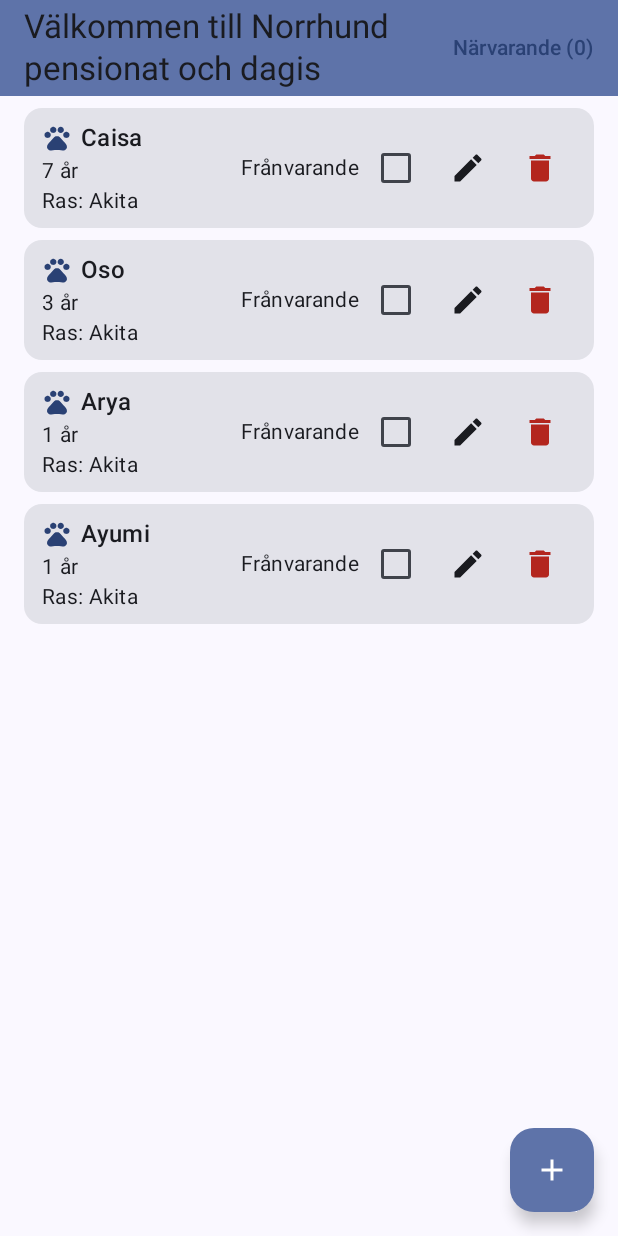
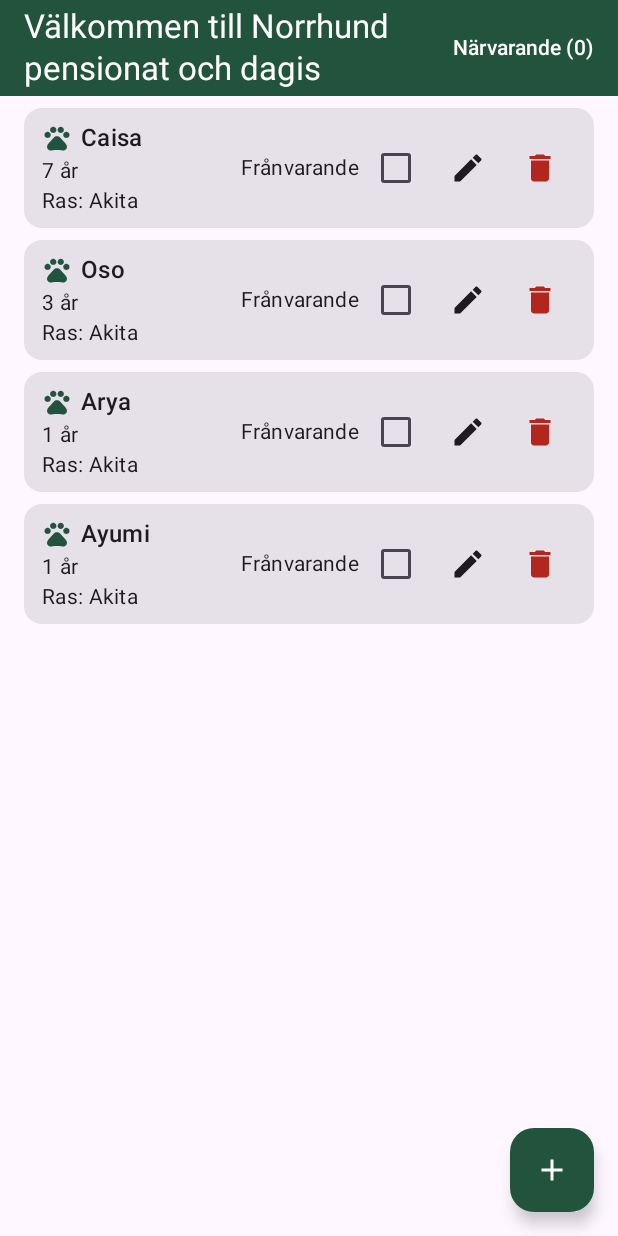
Before and after one commit to CaisaChristine/Norrhund, an Android app built with Jetpack Compose: the screen it shows after launch (MainActivity), on a phone screen of 412 x 824 dp. Run offline under Robolectric (Android 15) with nearby library versions, the phone set to English and light mode, and no system bars.

Commit message:
changed the color of topAppBar in dark and light mode

```diff
--- a/app/src/main/java/com/example/norrhund/MainActivity.kt
+++ b/app/src/main/java/com/example/norrhund/MainActivity.kt
@@ -376,12 +376,18 @@ fun DogViewScreen(viewModel: DogListViewModel = viewModel()) {
             TopAppBar(
                 title = { Text("Välkommen till Norrhund pensionat och dagis") },
                 actions = {
-                    TextButton(onClick = { showCheckedInDialog = true }) {
+                    TextButton(
+                        onClick = { showCheckedInDialog = true },
+                        colors = ButtonDefaults.textButtonColors(
+                            contentColor = MaterialTheme.colorScheme.onPrimaryContainer
+                        )
+                        ) {
                         Text("Närvarande ($checkedInCount)")
                     }
                 },
                 colors = TopAppBarDefaults.topAppBarColors(
-                    containerColor = MaterialTheme.colorScheme.primaryContainer
+                    containerColor = MaterialTheme.colorScheme.primaryContainer,
+                    titleContentColor = MaterialTheme.colorScheme.onPrimaryContainer
                 )
             )
         },
--- a/app/src/main/java/com/example/norrhund/ui/theme/Color.kt
+++ b/app/src/main/java/com/example/norrhund/ui/theme/Color.kt
@@ -1,6 +1,11 @@
 package com.example.norrhund.ui.theme
 
 import androidx.compose.ui.graphics.Color
+
+val Skogsgron = Color(0xFF22543D)
+val SkogsgronLjus = Color(0xFFD1E8DC)
+val Vit = Color(0xFFFFFFFF)
+val MorkText = Color(0xFF0A291A)
 
 val Purple80 = Color(0xFFD0BCFF)
 val PurpleGrey80 = Color(0xFFCCC2DC)
--- a/app/src/main/java/com/example/norrhund/ui/theme/Theme.kt
+++ b/app/src/main/java/com/example/norrhund/ui/theme/Theme.kt
@@ -12,13 +12,19 @@ import androidx.compose.runtime.Composable
 import androidx.compose.ui.platform.LocalContext
 
 private val DarkColorScheme = darkColorScheme(
-    primary = Purple80,
+    primary = Skogsgron,
+    onPrimary = Vit,
+    primaryContainer = Skogsgron,
+    onPrimaryContainer = Vit,
     secondary = PurpleGrey80,
     tertiary = Pink80
 )
 
 private val LightColorScheme = lightColorScheme(
-    primary = Purple40,
+    primary = Skogsgron,
+    onPrimary = Vit,
+    primaryContainer = Skogsgron,
+    onPrimaryContainer = Vit,
     secondary = PurpleGrey40,
     tertiary = Pink40
 
@@ -37,7 +43,7 @@ private val LightColorScheme = lightColorScheme(
 fun NorrhundTheme(
     darkTheme: Boolean = isSystemInDarkTheme(),
     // Dynamic color is available on Android 12+
-    dynamicColor: Boolean = true,
+    dynamicColor: Boolean = false,
     content: @Composable () -> Unit
 ) {
     val colorScheme = when {
```
